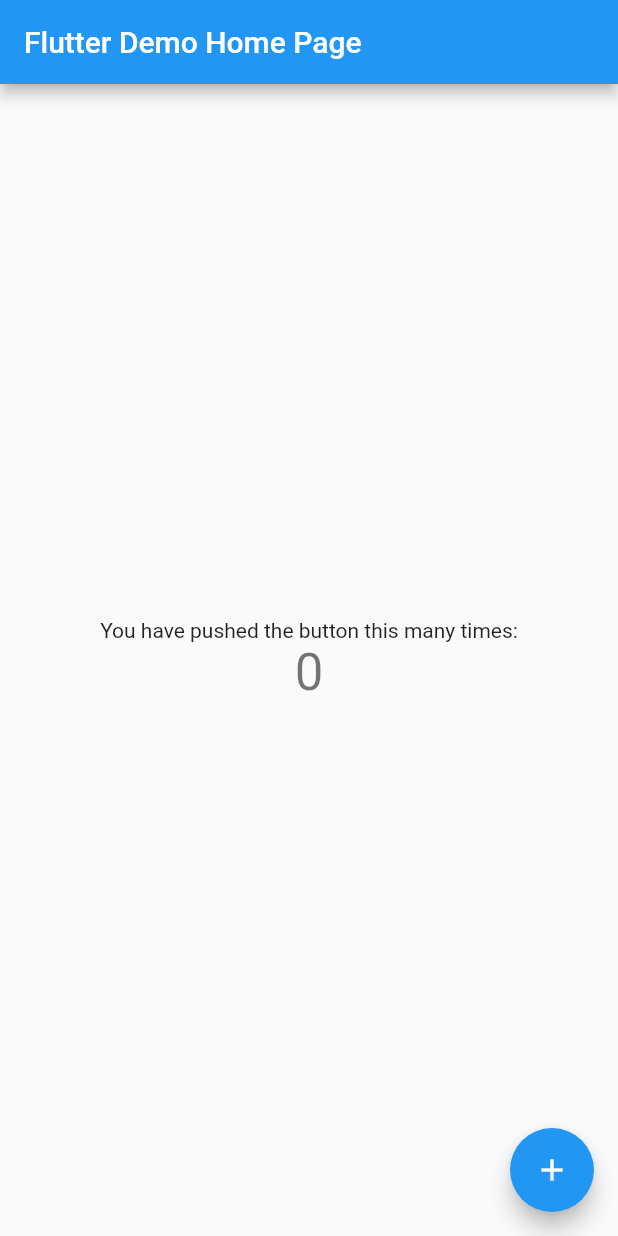
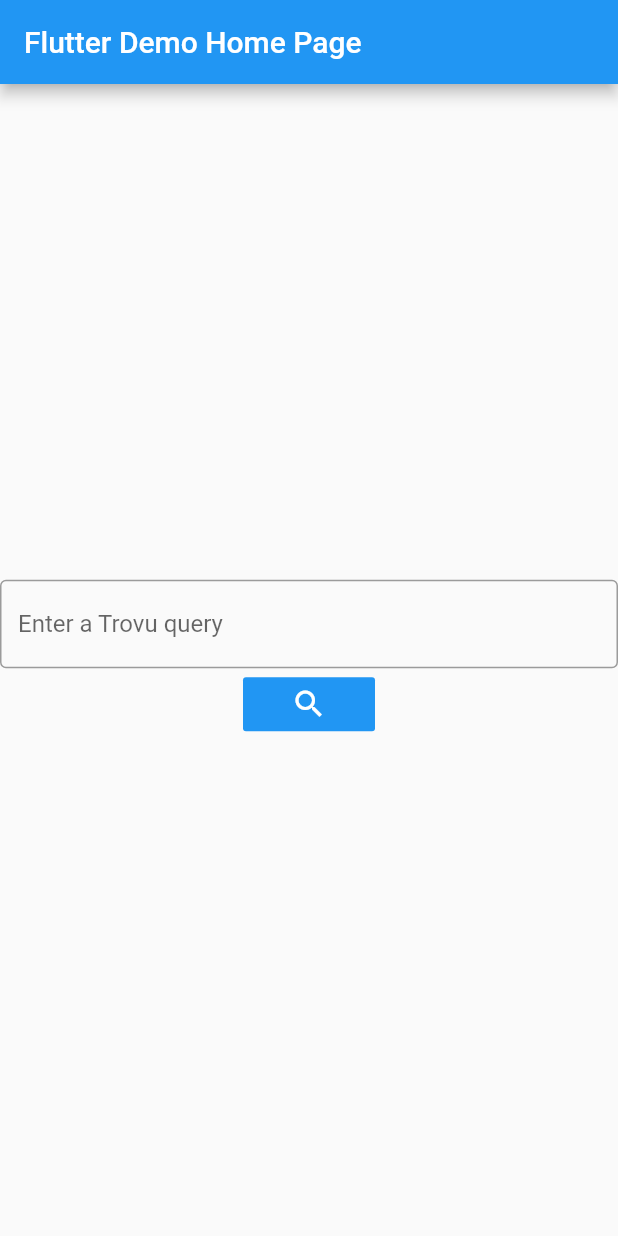
Before and after one commit to trovu/trovu-flutter, a Flutter app: the screen it shows after launch, on a phone screen of 412 x 824 dp. Run offline on Flutter 3.47's test engine with Material 2 defaults, Android fonts, the phone set to English and light mode, and no system bars.

Commit message:
Add textfield and button, remove boilerplate code.

```diff
--- a/lib/main.dart
+++ b/lib/main.dart
@@ -44,18 +44,6 @@ class MyHomePage extends StatefulWidget {
 }
 
 class _MyHomePageState extends State<MyHomePage> {
-  int _counter = 0;
-
-  void _incrementCounter() {
-    setState(() {
-      // This call to setState tells the Flutter framework that something has
-      // changed in this State, which causes it to rerun the build method below
-      // so that the display can reflect the updated values. If we changed
-      // _counter without calling setState(), then the build method would not be
-      // called again, and so nothing would appear to happen.
-      _counter++;
-    });
-  }
 
   @override
   Widget build(BuildContext context) {
@@ -91,21 +79,21 @@ class _MyHomePageState extends State<MyHomePage> {
           // horizontal).
           mainAxisAlignment: MainAxisAlignment.center,
           children: <Widget>[
-            Text(
-              'You have pushed the button this many times:',
+            TextField(
+              decoration: InputDecoration(
+                  border: OutlineInputBorder(),
+                  hintText: 'Enter a Trovu query'),
             ),
-            Text(
-              '$_counter',
-              style: Theme.of(context).textTheme.display1,
-            ),
+            FlatButton(
+                color: Colors.blue,
+                textColor: Colors.white,
+                disabledColor: Colors.blue[100],
+                child: Icon(Icons.search),
+                onPressed: () {},
+            )
           ],
         ),
       ),
-      floatingActionButton: FloatingActionButton(
-        onPressed: _incrementCounter,
-        tooltip: 'Increment',
-        child: Icon(Icons.add),
-      ), // This trailing comma makes auto-formatting nicer for build methods.
     );
   }
 }
```
